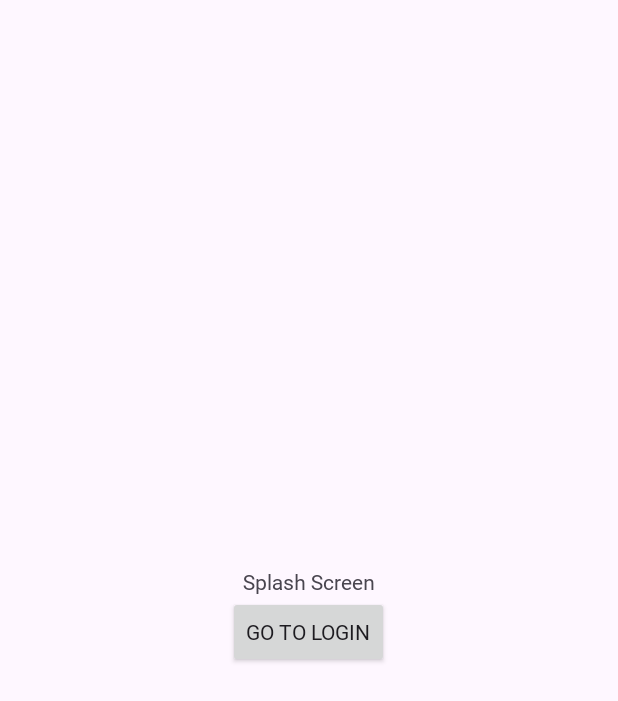
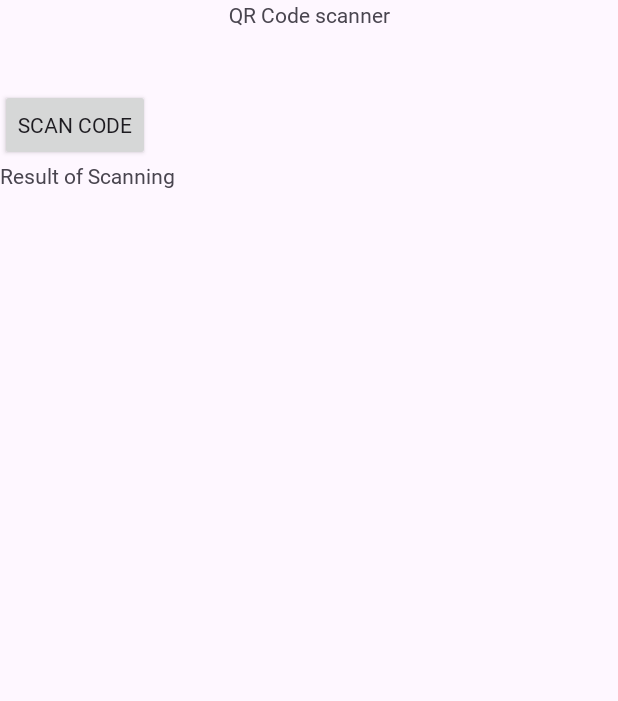
Before and after one commit to Project-Niramaya/mobile_application, an Android app: the screen it shows after launch (ActivityLogin), on a phone screen of 412 x 824 dp. Shown: the top 701 px of the screen. Run offline under Robolectric (Android 15) with nearby library versions, the phone set to English and light mode, and no system bars; libraries missing offline, so code that uses them is left out: com.journeyapps.barcodescanner, com.karumi.dexter.

Commit message:
QR Scanner

```diff
--- a/Niramaya_app/app/build.gradle
+++ b/Niramaya_app/app/build.gradle
@@ -75,4 +75,6 @@ dependencies {
     implementation 'com.squareup.retrofit2:converter-gson:2.9.0'
     implementation 'com.karumi:dexter:6.2.3'
     implementation 'com.squareup.okhttp3:logging-interceptor:4.10.0'
+    implementation('com.journeyapps:zxing-android-embedded:4.3.0') { transitive = false }
+    implementation 'com.google.zxing:core:3.3.0'
 }
--- a/Niramaya_app/app/src/main/java/com/niramaya/niramaya_app/Constants.java
+++ b/Niramaya_app/app/src/main/java/com/niramaya/niramaya_app/Constants.java
@@ -12,7 +12,7 @@ public class Constants
     public static final int PAGE_SPLASH_SCREEN = 1;
     public static final int PAGE_LOGIN = 2;
     public static final int PAGE_OTP = 3;
-    public static final int PAGE_SCANNER = 4;
+    public static final int PAGE_SCANNING = 4;
 
 
     public static void SOUT(String sText)
--- a/Niramaya_app/app/src/main/java/com/niramaya/niramaya_app/activities/ActivityLogin.java
+++ b/Niramaya_app/app/src/main/java/com/niramaya/niramaya_app/activities/ActivityLogin.java
@@ -10,8 +10,8 @@ import androidx.fragment.app.FragmentManager;
 
 import com.niramaya.niramaya_app.Constants;
 import com.niramaya.niramaya_app.R;
-import com.niramaya.niramaya_app.fragments.BaseFragment;
 import com.niramaya.niramaya_app.fragments.FragmentLogin;
+import com.niramaya.niramaya_app.fragments.FragmentScanning;
 import com.niramaya.niramaya_app.fragments.FragmentSplashScreen;
 
 public class ActivityLogin extends ActivityBase
@@ -24,7 +24,7 @@ public class ActivityLogin extends ActivityBase
         super.onCreate(savedInstanceState);
         setContentView(R.layout.activity_login);
         sharedPref = getSharedPreferences(Constants.PACKAGE_NAME, Context.MODE_PRIVATE);
-        showFragment(Constants.PAGE_SPLASH_SCREEN);
+        showFragment(Constants.PAGE_SCANNING);
     }
     public void reloadFragment(int position)
     {
@@ -51,6 +51,9 @@ public class ActivityLogin extends ActivityBase
                 break;
             case Constants.PAGE_LOGIN:
                 fragment = new FragmentLogin();
+                break;
+            case Constants.PAGE_SCANNING:
+                fragment = new FragmentScanning();
                 break;
         }
         if (fragment != null)
--- a/Niramaya_app/app/src/main/java/com/niramaya/niramaya_app/fragments/FragmentScanning.java
+++ b/Niramaya_app/app/src/main/java/com/niramaya/niramaya_app/fragments/FragmentScanning.java
@@ -1,51 +1,101 @@
 package com.niramaya.niramaya_app.fragments;
 
-import androidx.appcompat.app.AppCompatActivity;
 
+import android.Manifest;
+import android.content.Context;
+import android.content.SharedPreferences;
 import android.os.Bundle;
+import android.view.LayoutInflater;
+import android.view.View;
+import android.view.ViewGroup;
 
+import androidx.activity.result.ActivityResultLauncher;
+
+import com.journeyapps.barcodescanner.ScanContract;
+import com.journeyapps.barcodescanner.ScanOptions;
+import com.karumi.dexter.Dexter;
+import com.karumi.dexter.PermissionToken;
+import com.karumi.dexter.listener.PermissionDeniedResponse;
+import com.karumi.dexter.listener.PermissionGrantedResponse;
+import com.karumi.dexter.listener.PermissionRequest;
+import com.karumi.dexter.listener.single.PermissionListener;
+import com.niramaya.niramaya_app.Constants;
 import com.niramaya.niramaya_app.R;
-public class FragmentScanning extends AppCompatActivity
+import com.niramaya.niramaya_app.activities.Activity_CapturePortrait;
+import com.niramaya.niramaya_app.customview.Button_custom;
+import com.niramaya.niramaya_app.customview.TextView_custom;
+
+public class FragmentScanning extends BaseFragment
 {
-    Button btn_scan;
+    private SharedPreferences sharedPref = null;
+    private Button_custom btScan;
+    private TextView_custom tvResult;
+    private void scanCode()
+    {
+
+    }
     @Override
-    protected void onCreate(Bundle savedInstanceState)
+    public View onCreateView(LayoutInflater inflater, ViewGroup container, Bundle savedInstanceState)
     {
-        super.onCreate(savedInstanceState);
-        setContentView(R.layout.activity_main);
-        btn_scan =findViewById(R.id.btn_scan);
-        btn_scan.setOnClickListener(v->
+        View rootView = inflater.inflate(R.layout.fragment_scanning, container, false);
+        sharedPref = getActivity().getSharedPreferences(Constants.PACKAGE_NAME, Context.MODE_PRIVATE);
+
+        tvResult = (TextView_custom) rootView.findViewById(R.id.tvResult);
+
+        btScan = (Button_custom) rootView.findViewById(R.id.btScan);
+        btScan.setOnClickListener(new View.OnClickListener()
         {
-            scanCode();
+            @Override
+            public void onClick(View v)
+            {
+                startBarcodeScan();
+            }
         });
+
+
+        return rootView;
     }
 
-    private void scanCode()
+    private void startBarcodeScan()
     {
-        ScanOptions options = new ScanOptions();
-        options.setPrompt("Volume up to flash on");
-        options.setBeepEnabled(true);
-        options.setOrientationLocked(true);
-        options.setCaptureActivity(CaptureAct.class);
-        barLaucher.launch(options);
+
+        Dexter.withContext(getActivity())
+                .withPermission(Manifest.permission.CAMERA)
+                .withListener(new PermissionListener()
+                {
+                    @Override
+                    public void onPermissionGranted(PermissionGrantedResponse response)
+                    {
+                        ScanOptions options = new ScanOptions();
+                        options.setDesiredBarcodeFormats(ScanOptions.QR_CODE);
+                        options.setBeepEnabled(false);
+                        options.setBarcodeImageEnabled(true);
+                        options.setOrientationLocked(true);
+                        options.setCaptureActivity(Activity_CapturePortrait.class);
+                        barcodeLauncher.launch(options);
+                    }
+                    @Override
+                    public void onPermissionDenied(PermissionDeniedResponse response)
+                    {
+
+                    }
+                    @Override
+                    public void onPermissionRationaleShouldBeShown(PermissionRequest permission, PermissionToken token)
+                    {
+
+                    }
+                }).check();
     }
-
-    ActivityResultLauncher<ScanOptions> barLaucher = registerForActivityResult(new ScanContract(), result->
-    {
-        if(result.getContents() !=null)
-        {
-            AlertDialog.Builder builder = new AlertDialog.Builder(MainActivity.this);
-            builder.setTitle("Result");
-            builder.setMessage(result.getContents());
-            builder.setPositiveButton("OK", new DialogInterface.OnClickListener()
-            {
-                @Override
-                public void onClick(DialogInterface dialogInterface, int i)
+    private final ActivityResultLauncher<ScanOptions> barcodeLauncher = registerForActivityResult(new ScanContract(),
+            result -> {
+                if(result.getContents() == null)
                 {
-                    dialogInterface.dismiss();
                 }
-            }).show();
-        }
-    });
-
+                else
+                {
+                    String sLastScanned = result.getContents();
+                    String sContents = ""+sLastScanned.replaceAll("\n","");
+                    tvResult.setText(""+sContents);
+                }
+            });
 }
--- /dev/null
+++ b/Niramaya_app/app/src/main/res/layout/fragment_scanning.xml
@@ -0,0 +1,34 @@
+<?xml version="1.0" encoding="utf-8"?>
+<LinearLayout xmlns:android="http://schemas.android.com/apk/res/android"
+    android:layout_width="match_parent"
+    android:layout_height="match_parent"
+    android:orientation="vertical">
+    <com.niramaya.niramaya_app.customview.TextView_custom
+        android:gravity="center"
+        android:layout_width="match_parent"
+        android:layout_height="wrap_content"
+        android:text="@string/qr_code_scanner"/>
+    <com.niramaya.niramaya_app.customview.Button_custom
+        android:layout_marginTop="40dp"
+        android:id="@+id/btScan"
+        android:text="@string/scan_code"
+        android:layout_width="wrap_content"
+        android:layout_height="wrap_content"/>
+    <LinearLayout
+        android:layout_width="match_parent"
+        android:layout_height="wrap_content"
+        android:orientation="horizontal">
+        <com.niramaya.niramaya_app.customview.TextView_custom
+            android:gravity="center"
+            android:layout_width="wrap_content"
+            android:layout_height="wrap_content"
+            android:text="@string/result_of_scanning"/>
+        <com.niramaya.niramaya_app.customview.TextView_custom
+            android:id="@+id/tvResult"
+            android:gravity="center"
+            android:layout_width="wrap_content"
+            android:layout_height="wrap_content"/>
+
+    </LinearLayout>
+
+</LinearLayout>
--- a/Niramaya_app/app/src/main/res/layout/fragment_splash_screen.xml
+++ b/Niramaya_app/app/src/main/res/layout/fragment_splash_screen.xml
@@ -13,4 +13,9 @@
         android:layout_width="wrap_content"
         android:layout_height="wrap_content"
         android:text="@string/go_to_login"/>
+    <com.niramaya.niramaya_app.customview.Button_custom
+        android:id="@+id/btScan"
+        android:layout_width="wrap_content"
+        android:layout_height="wrap_content"
+        android:text="@string/go_to_scanner"/>
 </LinearLayout>
--- a/Niramaya_app/app/src/main/res/values/strings.xml
+++ b/Niramaya_app/app/src/main/res/values/strings.xml
@@ -12,5 +12,9 @@
     <string name="ok">Ok</string>
     <string name="hello_test_toast">Hello Test Toast</string>
     <string name="toast">Toast</string>
+    <string name="scan_code">Scan Code</string>
+    <string name="go_to_scanner">Go to Scanner</string>
+    <string name="qr_code_scanner">QR Code scanner</string>
+    <string name="result_of_scanning">Result of Scanning</string>
 
 </resources>
```
Also changed, not shown: Niramaya_app/app/src/main/AndroidManifest.xml (+14 -4 lines), Niramaya_app/app/src/main/java/com/niramaya/niramaya_app/activities/Activity_CapturePortrait.java (added, +7 -0 lines), Niramaya_app/app/src/main/java/com/niramaya/niramaya_app/fragments/FragmentSplashScreen.java (+8 -1 lines).
